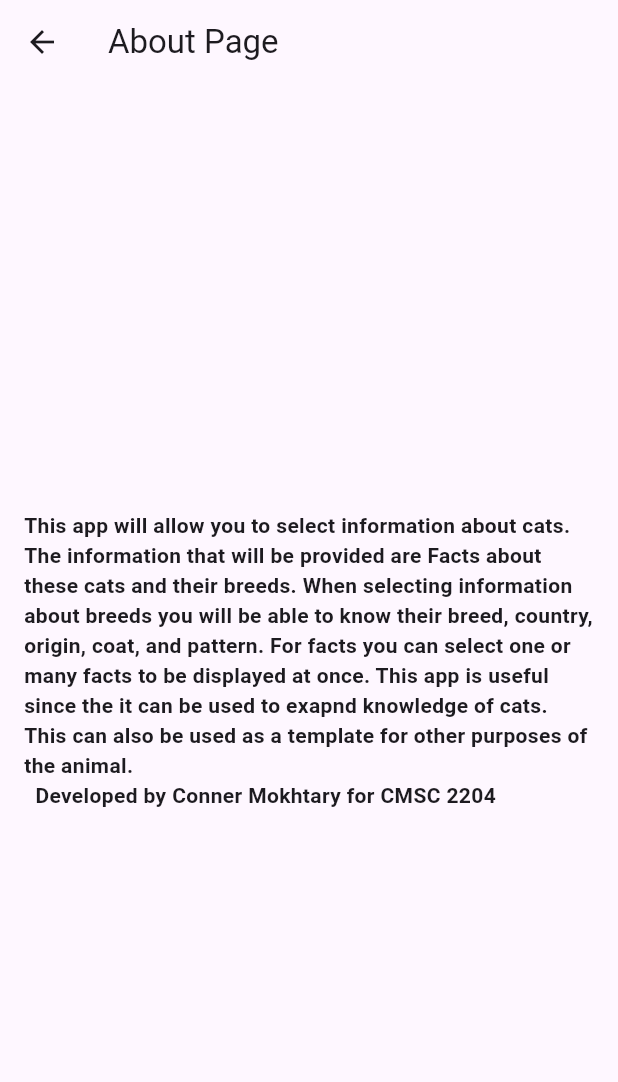
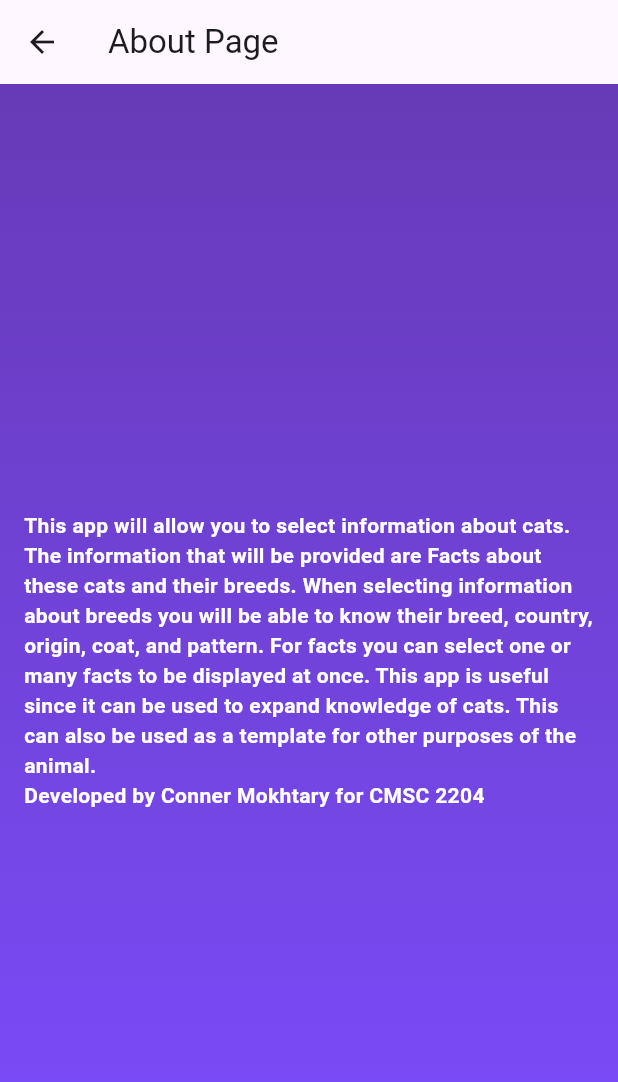
Before and after one commit to Conner-Mok/CMsc2204_Final, a Flutter app: the screen it shows after launch, after a tap on "About", on a phone screen of 412 x 824 dp. Shown: the top 1082 px of the screen. Run offline on Flutter 3.47's test engine with Material 3 defaults, Android fonts, the phone set to English and light mode, and no system bars; our stand-ins replace dio, flutter_secure_storage; network calls fail.

Commit message:
Final message

```diff
--- a/_final/lib/main.dart
+++ b/_final/lib/main.dart
@@ -4,6 +4,7 @@ import 'package:dio/dio.dart';
 import 'package:flutter/material.dart';
 import 'package:flutter_secure_storage/flutter_secure_storage.dart';
 import 'package:_final/Repositories/DataService.dart';
+import 'itemlistpage.dart';
 
 void main() {
   runApp(const MyApp());
@@ -12,25 +13,22 @@ void main() {
 class MyApp extends StatelessWidget {
   const MyApp({super.key});
 
-  // This widget is the root of your application.
   @override
   Widget build(BuildContext context) {
     return MaterialApp(
-      title: 'Flutter Demo',
+      title: 'Cat Facts',
       theme: ThemeData(
-
+        primaryColor: Colors.deepPurple, // Set the primary color
         colorScheme: ColorScheme.fromSeed(seedColor: Colors.deepPurple),
         useMaterial3: true,
       ),
-      home: const MyHomePage(title: 'Flutter Demo Home Page'),
+      home: const MyHomePage(title: 'Cat Facts Home Page'),
     );
   }
 }
 
 class MyHomePage extends StatefulWidget {
   const MyHomePage({super.key, required this.title});
-
-
 
   final String title;
 
@@ -39,7 +37,6 @@ class MyHomePage extends StatefulWidget {
 }
 
 class _MyHomePageState extends State<MyHomePage> {
-
   final TextEditingController usernameController = TextEditingController();
   final TextEditingController passwordController = TextEditingController();
   final FlutterSecureStorage secureStorage = FlutterSecureStorage();
@@ -49,28 +46,28 @@ class _MyHomePageState extends State<MyHomePage> {
   String username = 'Conner';
   String password = '123';
 
-
-
   void _login() async {
-    // Fetch saved credentials
     dataService.AddItem('username', username);
     dataService.AddItem('password', password);
     String? savedUsername = await dataService.SecureStorage.read(key: username);
     String? savedPassword = await dataService.SecureStorage.read(key: 'password');
 
-    // Check if username exists
-    if (savedUsername == null || savedUsername.isEmpty) {
+    if (savedUsername == null ||
+        savedUsername.isEmpty ||
+        savedUsername != usernameController.text) {
       _showSnackBar('Username does not exist');
       return;
     }
 
-    // Check if password is correct
     if (savedPassword != passwordController.text) {
       _showSnackBar('Incorrect password');
       return;
     }
 
-    // Password is correct, show success message
+    Navigator.pushReplacement(
+      context,
+      MaterialPageRoute(builder: (context) => ItemListPage(title: 'Cats')),
+    );
     _showSnackBar('Login success');
   }
 
@@ -91,7 +88,15 @@ class _MyHomePageState extends State<MyHomePage> {
       appBar: AppBar(
         title: Text('Login Page'),
       ),
-      body: Stack(
+      body: Container(
+        decoration: BoxDecoration(
+          gradient: LinearGradient(
+            begin: Alignment.topCenter,
+            end: Alignment.bottomCenter,
+            colors: [Colors.deepPurple, Colors.deepPurpleAccent],
+          ),
+        ),
+        child: Stack(
           children: [
             Padding(
               padding: const EdgeInsets.all(16.0),
@@ -100,18 +105,30 @@ class _MyHomePageState extends State<MyHomePage> {
                 children: [
                   TextField(
                     controller: usernameController,
-                  decoration: InputDecoration(labelText: 'Username'),
+                    decoration: InputDecoration(
+                      labelText: 'Username',
+                      filled: true,
+                      fillColor: Colors.white,
+                    ),
                   ),
                   SizedBox(height: 16.0),
                   TextField(
                     controller: passwordController,
                     obscureText: true,
-                  decoration: InputDecoration(labelText: 'Password'),
+                    decoration: InputDecoration(
+                      labelText: 'Password',
+                      filled: true,
+                      fillColor: Colors.white,
+                    ),
                   ),
                   SizedBox(height: 16.0),
                   ElevatedButton(
                     onPressed: _login,
                     child: Text('Log In'),
+                    style: ElevatedButton.styleFrom(
+                      primary: Colors.white,
+                      onPrimary: Colors.deepPurple,
+                    ),
                   ),
                 ],
               ),
@@ -121,7 +138,7 @@ class _MyHomePageState extends State<MyHomePage> {
               right: 8.0,
               child: Text(
                 'Version 1.0.0',
-              style: TextStyle(fontSize: 16.0),
+                style: TextStyle(fontSize: 16.0, color: Colors.white),
               ),
             ),
             Positioned(
@@ -133,7 +150,7 @@ class _MyHomePageState extends State<MyHomePage> {
                   'About',
                   style: TextStyle(
                     fontSize: 16.0,
-                  color: Colors.blue,
+                    color: Colors.white,
                     decoration: TextDecoration.underline,
                   ),
                 ),
@@ -141,9 +158,11 @@ class _MyHomePageState extends State<MyHomePage> {
             ),
           ],
         ),
+      ),
     );
   }
 }
+
 class AboutPage extends StatelessWidget {
   @override
   Widget build(BuildContext context) {
@@ -151,15 +170,26 @@ class AboutPage extends StatelessWidget {
       appBar: AppBar(
         title: Text('About Page'),
       ),
-      body: Padding(
+      body: Container(
+        decoration: BoxDecoration(
+          gradient: LinearGradient(
+            begin: Alignment.topCenter,
+            end: Alignment.bottomCenter,
+            colors: [Colors.deepPurple, Colors.deepPurpleAccent],
+          ),
+        ),
+        child: Padding(
           padding: const EdgeInsets.all(16.0),
           child: Center(
-        child: Text('This app will allow you to select information about cats. The information that will be provided are Facts about these cats and their breeds. When selecting information about breeds you will be able to know their breed, country, origin, coat, and pattern. For facts you can select one or many facts to be displayed at once. This app is useful since the it can be used to exapnd knowledge of cats. This can also be used as a template for other purposes of the animal. \n  Developed by Conner Mokhtary for CMSC 2204',
+            child: Text(
+              'This app will allow you to select information about cats. The information that will be provided are Facts about these cats and their breeds. When selecting information about breeds you will be able to know their breed, country, origin, coat, and pattern. For facts you can select one or many facts to be displayed at once. This app is useful since it can be used to expand knowledge of cats. This can also be used as a template for other purposes of the animal.\nDeveloped by Conner Mokhtary for CMSC 2204',
               style: TextStyle(
                 fontWeight: FontWeight.bold,
+                color: Colors.white,
               ),
             ),
-        )
+          ),
+        ),
       ),
     );
   }
```
Also changed, not shown: _final/lib/CatDetails.dart (added, +52 -0 lines), _final/lib/Repositories/UserClient.dart (added, +36 -0 lines), _final/lib/itemlistpage.dart (added, +114 -0 lines). Lines whose indentation alone changed are shown as unchanged.
